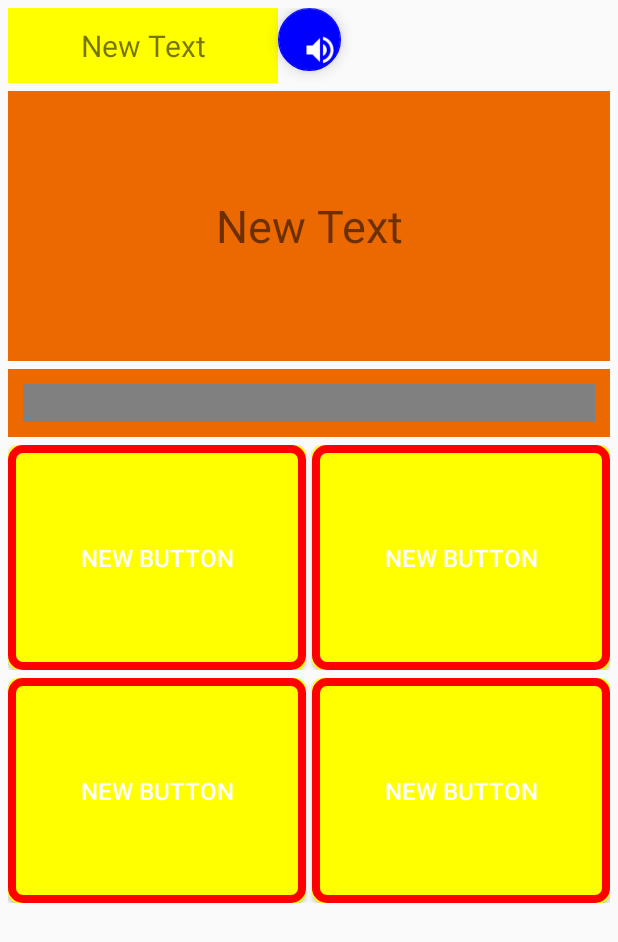
After one commit to OrenBigMuff/Marumaru, an Android app: the layout qa.xml on its own in the app's theme, with its tools: preview values and no code run, on a phone screen of 412 x 824 dp. The commit adds this screen. Shown: the top 942 px of the screen. Run offline under Robolectric (Android 15) with nearby library versions, the phone set to English and light mode, and no system bars.

Commit message:
sound pref

```diff
--- /dev/null
+++ b/app/src/main/java/com/bizan/mobile10/marumaru/PreferenceC.java
@@ -0,0 +1,7 @@
+package com.bizan.mobile10.marumaru;
+
+/**
+ * Created by ponuki on 2016/01/28.
+ */
+public class PreferenceC {
+}
--- /dev/null
+++ b/app/src/main/java/com/bizan/mobile10/marumaru/QA.java
@@ -0,0 +1,64 @@
+package com.bizan.mobile10.marumaru;
+
+import android.os.Bundle;
+import android.support.v7.app.AppCompatActivity;
+import android.view.View;
+import android.widget.Button;
+import android.widget.ImageView;
+
+/**
+ * Created by user on 2016/01/28.
+ */
+public class QA extends AppCompatActivity implements View.OnClickListener{
+    @Override
+    public void onCreate(Bundle bundle){
+        super.onCreate(bundle);
+        setContentView(R.layout.qa);
+
+        //ボタンをウィジェットに登録
+        Button qaAnsButton1 = (Button) findViewById(R.id.qaBtnAnswer1);
+        qaAnsButton1.setOnClickListener(this);
+        Button qaAnsButton2 = (Button) findViewById(R.id.qaBtnAnswer2);
+        qaAnsButton2.setOnClickListener(this);
+        Button qaAnsButton3 = (Button) findViewById(R.id.qaBtnAnswer3);
+        qaAnsButton3.setOnClickListener(this);
+        Button qaAnsButton4 = (Button) findViewById(R.id.qaBtnAnswer4);
+        qaAnsButton4.setOnClickListener(this);
+
+        //アンサーボタンの外枠を隠す
+        ImageView qaImgStroke1 = (ImageView) findViewById(R.id.qaImgStroke1);
+        qaImgStroke1.setVisibility(View.GONE);
+        ImageView qaImgStroke2 = (ImageView) findViewById(R.id.qaImgStroke2);
+        qaImgStroke2.setVisibility(View.GONE);
+        ImageView qaImgStroke3 = (ImageView) findViewById(R.id.qaImgStroke3);
+        qaImgStroke3.setVisibility(View.GONE);
+        ImageView qaImgStroke4 = (ImageView) findViewById(R.id.qaImgStroke4);
+        qaImgStroke4.setVisibility(View.GONE);
+    }
+
+    @Override
+    public void onClick(View v) {
+
+        switch (v.getId()){
+            case R.id.qaBtnAnswer1:
+                ImageView qaImgStroke1 = (ImageView) findViewById(R.id.qaImgStroke1);
+                qaImgStroke1.setVisibility(View.VISIBLE);
+                break;
+
+            case R.id.qaBtnAnswer2:
+                ImageView qaImgStroke2 = (ImageView) findViewById(R.id.qaImgStroke2);
+                qaImgStroke2.setVisibility(View.VISIBLE);
+                break;
+
+            case R.id.qaBtnAnswer3:
+                ImageView qaImgStroke3 = (ImageView) findViewById(R.id.qaImgStroke3);
+                qaImgStroke3.setVisibility(View.VISIBLE);
+                break;
+
+            case R.id.qaBtnAnswer4:
+                ImageView qaImgStroke4 = (ImageView) findViewById(R.id.qaImgStroke4);
+                qaImgStroke4.setVisibility(View.VISIBLE);
+                break;
+        }
+    }
+}
--- a/app/src/main/res/layout/activity_main.xml
+++ b/app/src/main/res/layout/activity_main.xml
@@ -17,6 +17,7 @@
             android:layout_height="wrap_content"
             android:id="@+id/btnmavol"
             android:layout_alignParentEnd="true"
+            android:layout_alignParentRight="true"
             android:background="@drawable/volume" />
     </RelativeLayout>
 
@@ -36,7 +37,8 @@
                 android:layout_width="wrap_content"
                 android:layout_height="wrap_content"
                 android:text="@string/anata_seiseki"
-                android:id="@+id/textView" />
+                android:id="@+id/textView"
+                style="@style/fontSize_Big" />
 
             <TableLayout
                 android:layout_width="match_parent"
@@ -50,10 +52,11 @@
                         android:layout_width="wrap_content"
                         android:layout_height="wrap_content"
                         android:text="@string/nokori_mondaisuu"
-                        android:id="@+id/textView2" />
+                        android:id="@+id/textView2"
+                        style="@style/fontSize_Normal" />
 
                     <TextView
-                        android:layout_width="wrap_content"
+                        android:layout_width="match_parent"
                         android:layout_height="wrap_content"
                         android:text="New Text"
                         android:id="@+id/textView3" />
@@ -67,10 +70,11 @@
                         android:layout_width="wrap_content"
                         android:layout_height="wrap_content"
                         android:text="@string/total_mondaisuu"
-                        android:id="@+id/textView4" />
+                        android:id="@+id/textView4"
+                        style="@style/fontSize_Normal" />
 
                     <TextView
-                        android:layout_width="wrap_content"
+                        android:layout_width="match_parent"
                         android:layout_height="wrap_content"
                         android:text="New Text"
                         android:id="@+id/textView5" />
@@ -84,10 +88,11 @@
                         android:layout_width="wrap_content"
                         android:layout_height="wrap_content"
                         android:text="@string/genzai_kuriado"
-                        android:id="@+id/textView6" />
+                        android:id="@+id/textView6"
+                        style="@style/fontSize_Normal" />
 
                     <TextView
-                        android:layout_width="wrap_content"
+                        android:layout_width="match_parent"
                         android:layout_height="wrap_content"
                         android:text="New Text"
                         android:id="@+id/textView7" />
@@ -99,7 +104,8 @@
                 android:layout_height="wrap_content"
                 android:text="@string/start_button"
                 android:id="@+id/btnmastart"
-                android:layout_gravity="center" />
+                android:layout_gravity="center"
+                style="@style/button_start" />
 
         </LinearLayout>
 
--- /dev/null
+++ b/app/src/main/res/layout/qa.xml
@@ -0,0 +1,226 @@
+<?xml version="1.0" encoding="utf-8"?>
+<RelativeLayout xmlns:android="http://schemas.android.com/apk/res/android"
+    xmlns:app="http://schemas.android.com/apk/res-auto"
+    android:orientation="vertical"
+    android:layout_width="match_parent"
+    android:layout_height="match_parent">
+
+    <FrameLayout
+        android:id="@+id/frameL1"
+        android:layout_width="match_parent"
+        android:layout_height="50dp"
+        android:layout_marginTop="5dp"
+        android:layout_marginRight="5dp"
+        android:layout_marginLeft="5dp">
+
+        <LinearLayout
+            android:orientation="horizontal"
+            android:layout_width="match_parent"
+            android:layout_height="match_parent">
+
+            <TextView
+                android:layout_width="180dp"
+                android:layout_height="50dp"
+                android:text="New Text"
+                android:id="@+id/textView"
+                android:background="@color/P2AnswerButtonBackColor"
+                android:textSize="20sp"
+                android:gravity="center" />
+
+            <android.support.design.widget.FloatingActionButton
+                android:id="@+id/qaSoundBtn"
+                android:layout_width="wrap_content"
+                android:layout_height="wrap_content"
+                android:layout_marginBottom="@dimen/fab_margin"
+                android:layout_marginRight="@dimen/fab_margin"
+                app:backgroundTint="@color/P1SoundButtonBackColor"
+                android:src="@drawable/volume_on" />
+        </LinearLayout>
+    </FrameLayout>
+
+    <FrameLayout
+        android:id="@+id/FrameL2"
+        android:orientation="vertical"
+        android:layout_width="match_parent"
+        android:layout_height="180dp"
+        android:layout_below="@+id/frameL1"
+        android:layout_marginLeft="5dp"
+        android:layout_marginTop="5dp"
+        android:layout_marginRight="5dp">
+
+        <RelativeLayout
+            android:layout_width="match_parent"
+            android:layout_height="match_parent">
+
+            <ImageView
+                android:layout_width="match_parent"
+                android:layout_height="match_parent"
+                android:id="@+id/imageView"
+                android:background="@color/P1StartButtonBackColor" />
+
+            <TextView
+                android:layout_width="match_parent"
+                android:layout_height="match_parent"
+                android:text="New Text"
+                android:id="@+id/textView2"
+                android:gravity="center"
+                android:layout_alignWithParentIfMissing="false"
+                android:layout_alignParentRight="false"
+                android:layout_alignParentTop="false"
+                android:layout_alignParentLeft="false"
+                android:layout_alignParentBottom="false"
+                android:textSize="30sp" />
+        </RelativeLayout>
+    </FrameLayout>
+
+    <FrameLayout
+        android:id="@+id/FrameL3"
+        android:layout_width="match_parent"
+        android:layout_height="45dp"
+        android:layout_below="@+id/FrameL2"
+        android:layout_marginLeft="5dp"
+        android:layout_marginTop="5dp"
+        android:layout_marginRight="5dp">
+
+        <LinearLayout
+            android:orientation="vertical"
+            android:layout_width="match_parent"
+            android:layout_height="match_parent"
+            android:background="@color/P1StartButtonBackColor">
+
+            <LinearLayout
+                android:orientation="vertical"
+                android:layout_width="match_parent"
+                android:layout_height="match_parent"
+                android:background="#808080"
+                android:layout_margin="10dp"></LinearLayout>
+
+        </LinearLayout>
+
+    </FrameLayout>
+
+    <FrameLayout
+        android:id="@+id/FrameL4"
+        android:layout_width="match_parent"
+        android:layout_height="150dp"
+        android:layout_below="@+id/FrameL3"
+        android:layout_marginLeft="5dp"
+        android:layout_marginTop="5dp"
+        android:layout_marginRight="5dp">
+
+        <LinearLayout
+            android:orientation="horizontal"
+            android:layout_width="match_parent"
+            android:layout_height="match_parent">
+
+            <Button
+                android:layout_width="0dp"
+                android:layout_height="match_parent"
+                android:text="New Button"
+                android:id="@+id/qaBtnAnswer1"
+                android:padding="1dp"
+                android:layout_gravity="top"
+                android:layout_weight="1"
+                style="@style/button_answer"
+                android:layout_marginRight="2dp" />
+
+            <Button
+                android:layout_width="0dp"
+                android:layout_height="match_parent"
+                android:text="New Button"
+                android:id="@+id/qaBtnAnswer2"
+                android:padding="1dp"
+                android:layout_weight="1"
+                style="@style/button_answer"
+                android:layout_marginLeft="2dp" />
+
+        </LinearLayout>
+
+        <LinearLayout
+            android:orientation="horizontal"
+            android:layout_width="match_parent"
+            android:layout_height="match_parent">
+
+            <ImageView
+                android:layout_width="0dp"
+                android:layout_height="match_parent"
+                android:id="@+id/qaImgStroke1"
+                style="@style/answer_stroke"
+                android:layout_weight="1"
+                android:layout_marginRight="2dp" />
+
+            <ImageView
+                android:layout_width="0dp"
+                android:layout_height="match_parent"
+                android:id="@+id/qaImgStroke2"
+                style="@style/answer_stroke"
+                android:layout_weight="1"
+                android:layout_marginLeft="2dp" />
+        </LinearLayout>
+
+        <LinearLayout
+            android:orientation="horizontal"
+            android:layout_width="match_parent"
+            android:layout_height="match_parent"></LinearLayout>
+    </FrameLayout>
+
+    <FrameLayout
+        android:layout_width="match_parent"
+        android:layout_height="150dp"
+        android:layout_margin="5dp"
+        android:layout_below="@+id/FrameL4"
+        android:layout_alignParentBottom="false">
+
+        <LinearLayout
+            android:orientation="horizontal"
+            android:layout_width="match_parent"
+            android:layout_height="match_parent">
+
+            <Button
+                android:layout_width="0dp"
+                android:layout_height="match_parent"
+                android:text="New Button"
+                android:id="@+id/qaBtnAnswer3"
+                android:layout_weight="1"
+                android:layout_marginRight="2dp"
+                style="@style/button_answer"/>
+
+            <Button
+                android:layout_width="0dp"
+                android:layout_height="match_parent"
+                android:text="New Button"
+                android:id="@+id/qaBtnAnswer4"
+                android:layout_weight="1"
+                android:layout_marginLeft="2dp"
+                style="@style/button_answer"/>
+        </LinearLayout>
+
+        <LinearLayout
+            android:orientation="horizontal"
+            android:layout_width="match_parent"
+            android:layout_height="match_parent">
+
+            <ImageView
+                android:layout_width="0dp"
+                android:layout_height="match_parent"
+                android:id="@+id/qaImgStroke3"
+                android:layout_weight="1"
+                android:layout_marginRight="2dp"
+                style="@style/answer_stroke"/>
+
+            <ImageView
+                android:layout_width="0dp"
+                android:layout_height="match_parent"
+                android:id="@+id/qaImgStroke4"
+                android:layout_weight="1"
+                android:layout_marginLeft="2dp"
+                style="@style/answer_stroke"/>
+        </LinearLayout>
+
+        <LinearLayout
+            android:orientation="horizontal"
+            android:layout_width="match_parent"
+            android:layout_height="match_parent"></LinearLayout>
+    </FrameLayout>
+
+</RelativeLayout>
```
Also changed, not shown: app/src/main/res/drawable/volume_on.png (added), 1 other file.
